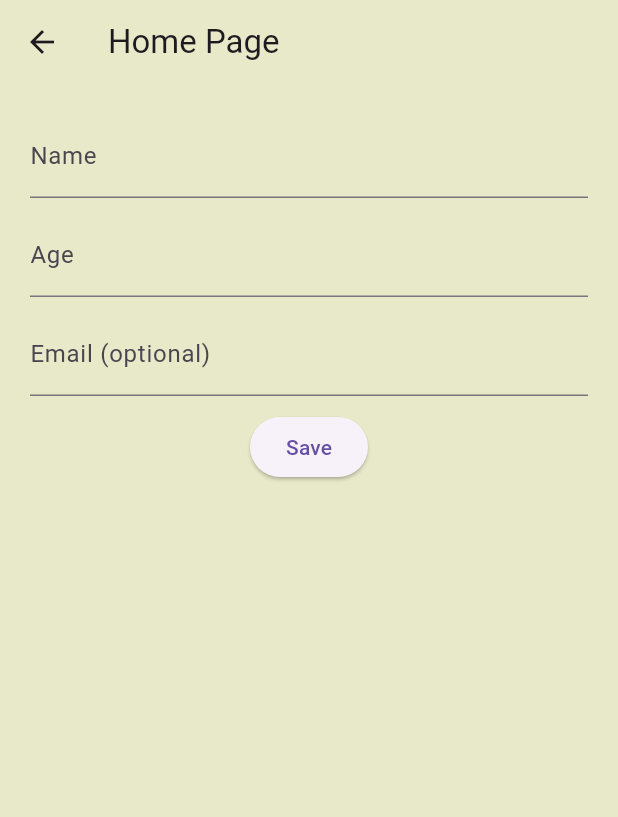
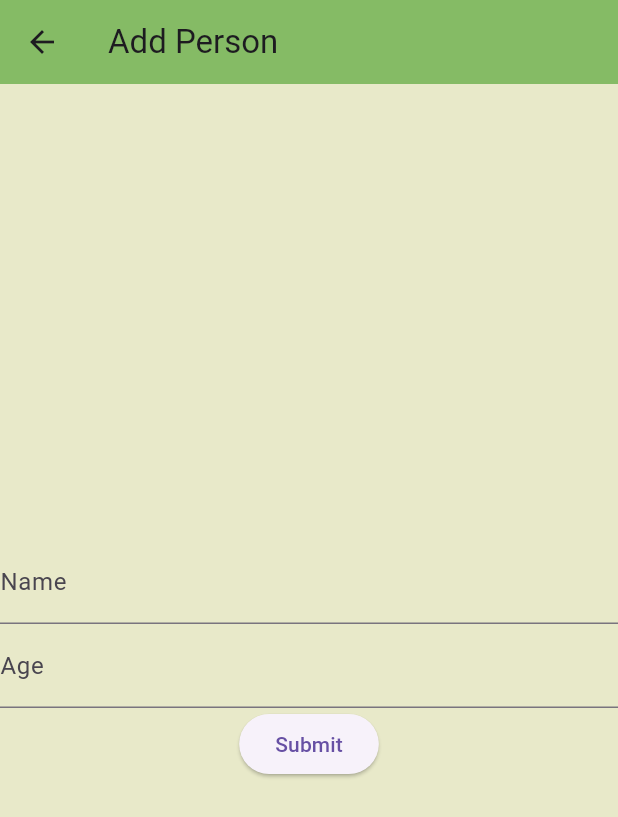
Before and after one commit to AdnanKhan29/MONEY_TRACKING_APP, a Flutter app: the screen it shows after launch, after a tap on "Add Person!", on a phone screen of 412 x 824 dp. Shown: the top 817 px of the screen. Run offline on Flutter 3.47's test engine with Material 3 defaults, Android fonts, the phone set to English and light mode, and no system bars.

Commit message:
added form

```diff
--- /dev/null
+++ b/money_tracker/lib/card_model.dart
@@ -0,0 +1,43 @@
+  child: ElevatedButton(
+  onPressed: () async {
+  // Navigate to form.dart
+  final Map<String, String>? result = await Navigator.of(context).push(
+  MaterialPageRoute(builder: (context) => FormPage()),
+  );
+  if (result != null) {
+  _addPerson(result);
+  }
+  },
+  child: Text(
+  'Add Person!',
+  style: TextStyle(color: Colors.white),
+  ),
+  style: ElevatedButton.styleFrom(
+  shape: RoundedRectangleBorder(
+  borderRadius: BorderRadius.circular(10.0),
+  ),
+  backgroundColor: Color(0xff85bb65),
+  shadowColor: Colors.grey[300],
+  elevation: 4,
+  ),
+  ),
+  ),
+  ListView.builder(
+  itemCount: _persons.length,
+  itemBuilder: (context, index) {
+  final person = _persons[index];
+  return Card(
+  margin: EdgeInsets.symmetric(horizontal: 20, vertical: 10),
+  child: ListTile(
+  title: Text(person['name'] ?? ''),
+  subtitle: Text('Age: ${person['age'] ?? ''}'),
+  ),
+  );
+  },
+  ),
+  ],
+  ),
+  backgroundColor: Color(0xffe8e9c9),
+  );
+  }
+  }
--- a/money_tracker/lib/form_page.dart
+++ b/money_tracker/lib/form_page.dart
@@ -1,42 +1,55 @@
 import 'package:flutter/material.dart';
 
-class FormPage extends StatelessWidget {
+class FormPage extends StatefulWidget {
+  @override
+  _FormPageState createState() => _FormPageState();
+}
+
+class _FormPageState extends State<FormPage> {
+  String _name = '';
+  int _age = 0;
+
   @override
   Widget build(BuildContext context) {
     return Scaffold(
       appBar: AppBar(
-        title: Text('Home Page'),
-        backgroundColor: Color(0xffe8e9c9), // Replace with your desired color
+        title: Text('Add Person'),
+        backgroundColor: Color(0xff85bb65), // Replace with your desired color
       ),
-      body: Padding(
-        padding: EdgeInsets.all(20.0),
+      body: Center(
         child: Column(
+          mainAxisAlignment: MainAxisAlignment.center,
           children: [
-            TextField(
+            TextFormField(
               decoration: InputDecoration(
                 labelText: 'Name',
               ),
+              onChanged: (value) {
+                setState(() {
+                  _name = value;
+                });
+              },
             ),
-            SizedBox(height: 10.0),
-            TextField(
+            TextFormField(
               decoration: InputDecoration(
                 labelText: 'Age',
               ),
+              keyboardType: TextInputType.number,
+              onChanged: (value) {
+                setState(() {
+                  _age = int.tryParse(value) ?? 0;
+                });
+              },
             ),
-            SizedBox(height: 10.0),
-            TextField(
-              decoration: InputDecoration(
-                labelText: 'Email (optional)',
-              ),
-            ),
-            SizedBox(height: 10.0),
             ElevatedButton(
               onPressed: () {
-                // Handle form submission (you can add logic to save data)
-                print('Form submitted!');
-                Navigator.pop(context); // Navigate back to HomePage
+                // Pass data back to HomePage
+                Navigator.pop(context, {
+                  'name': _name,
+                  'age': _age,
+                });
               },
-              child: Text('Save'),
+              child: Text('Submit'),
             ),
           ],
         ),
--- a/money_tracker/lib/home_page.dart
+++ b/money_tracker/lib/home_page.dart
@@ -1,7 +1,14 @@
 import 'package:flutter/material.dart';
 import 'package:money_tracker/form_page.dart';
 
-class HomePage extends StatelessWidget {
+class HomePage extends StatefulWidget {
+  @override
+  _HomePageState createState() => _HomePageState();
+}
+
+class _HomePageState extends State<HomePage> {
+  List<Map<String, dynamic>> _persons = [];
+
   @override
   Widget build(BuildContext context) {
     return Scaffold(
@@ -9,40 +16,55 @@ class HomePage extends StatelessWidget {
         title: Text('Home Page'),
         backgroundColor: Color(0xff85bb65), // Replace with your desired color
       ),
-      body: Stack(
-        children: [
-          // Background content (optional)
-          Center(
-            // Your main content here (optional)
-          ),
-          Positioned(
-            bottom: 20.0, // Adjust vertical position as needed
-            left: 60.0, // Adjust horizontal position (optional)
-            right: 60.0, // Adjust horizontal position (optional)
-            child: ElevatedButton(
-              onPressed: () {
-                // Navigate to form.dart
-                Navigator.push(
-                  context,
-                  MaterialPageRoute(builder: (context) => FormPage()),
+      body: SingleChildScrollView(
+        padding: EdgeInsets.all(16),
+        child: Column(
+          crossAxisAlignment: CrossAxisAlignment.stretch,
+          children: [
+            ElevatedButton(
+              onPressed: () async {
+                // Navigate to FormPage and wait for result
+                final result = await Navigator.push(context, MaterialPageRoute(builder: (context) => FormPage()));
+
+                // Check if result is not null
+                if (result != null) {
+                  // Retrieve submitted data
+                  setState(() {
+                    _persons.add({
+                      'name': result['name'],
+                      'age': result['age'],
+                    });
+                  });
+                }
+              },
+              child: Text('Add Person!'),
+            ),
+            SizedBox(height: 16),
+            Column(
+              crossAxisAlignment: CrossAxisAlignment.stretch,
+              children: _persons.map((person) {
+                return Card(
+                  color: Colors.white,
+                  elevation: 4,
+                  shape: RoundedRectangleBorder(
+                    borderRadius: BorderRadius.circular(10),
+                    side: BorderSide(color: Colors.grey[300]!),
+                  ),
+                  child: Padding(
+                    padding: const EdgeInsets.all(16.0),
+                    child: Column(
+                      children: [
+                        Text('Name: ${person['name']}', style: TextStyle(fontSize: 18, fontWeight: FontWeight.bold)),
+                        SizedBox(height: 8),
+                        Text('Age: ${person['age']}', style: TextStyle(fontSize: 16)),
+                      ],
+                    ),
+                  ),
                 );
-              },
-              child: Text(
-                'Add Person!',
-                style: TextStyle(color: Colors.white), // Set text color here
-              ),
-              style: ElevatedButton.styleFrom(
-                shape: RoundedRectangleBorder(
-                  borderRadius: BorderRadius.circular(10.0),
-                  // Adjust as needed
-                ),
-                backgroundColor: Color(0xff85bb65), // Inner button color
-                shadowColor: Colors.grey[300], // Shadow color
-                elevation: 4, // Adjust shadow intensity
-              ),
+              }).toList(),
             ),
-          ),
-        ],
+          ],
+        ),
       ),
       backgroundColor: Color(0xffe8e9c9),
     );
--- a/money_tracker/pubspec.yaml
+++ b/money_tracker/pubspec.yaml
@@ -31,6 +31,7 @@ dependencies:
   flutter:
     sdk: flutter
   animated_text_kit: ^4.2.1
+  image_picker: ^0.8.4+5
 
 
   # The following adds the Cupertino Icons font to your application.
```
Also changed, not shown: money_tracker/pubspec.lock, 12 other files.
